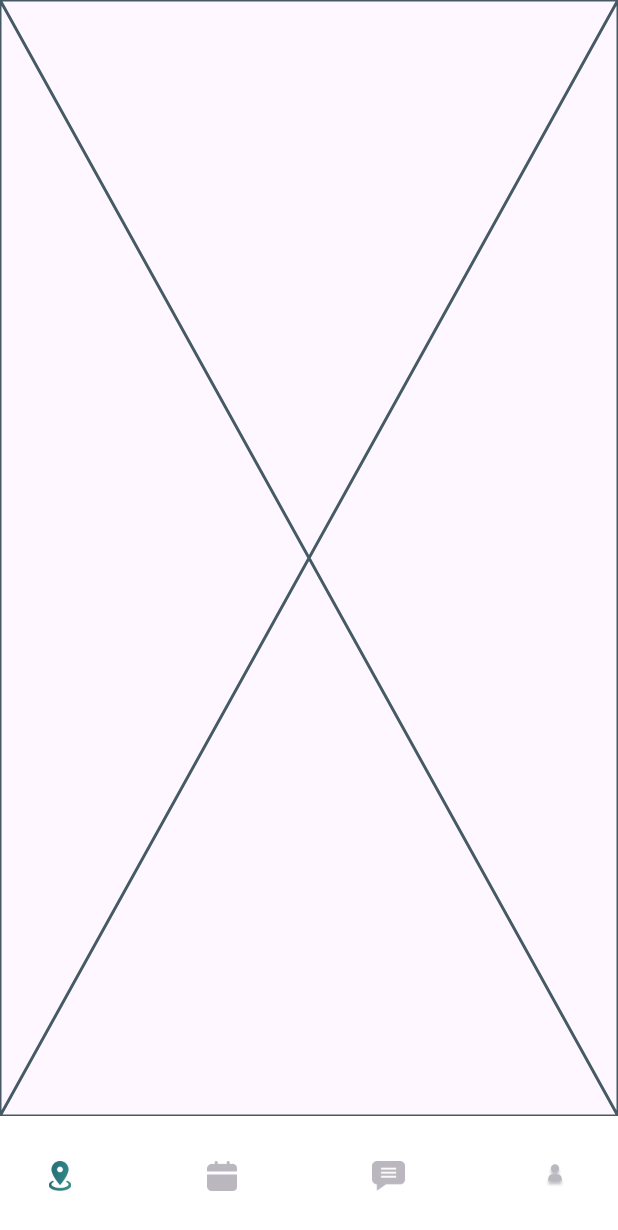
After one commit to fwdAndroid/irrish_driving, a Flutter app: the MainScreen screen opened directly, on a phone screen of 412 x 824 dp. The commit adds this screen. Shown: the top 1230 px of the screen. Run offline on Flutter 3.47's test engine with Material 2 defaults, Android fonts, the phone set to English and light mode, and no system bars; our stand-ins replace cloud_firestore, country_code_picker, firebase_auth, firebase_core, firebase_storage, form_field_validator and 4 more; accounts and stored records are empty.

Commit message:
Main Screen UI

```diff
--- /dev/null
+++ b/lib/screens/dashboard/home_page.dart
@@ -0,0 +1,16 @@
+import 'package:flutter/foundation.dart';
+import 'package:flutter/material.dart';
+
+class HomePage extends StatefulWidget {
+  const HomePage({super.key});
+
+  @override
+  State<HomePage> createState() => _HomePageState();
+}
+
+class _HomePageState extends State<HomePage> {
+  @override
+  Widget build(BuildContext context) {
+    return const Placeholder();
+  }
+}
--- a/lib/screens/main_screen.dart
+++ b/lib/screens/main_screen.dart
@@ -1,15 +1,134 @@
-import 'package:flutter/widgets.dart';
+import 'package:flutter/material.dart';
+import 'package:irrish_driving/screens/dashboard/booking_page.dart';
+import 'package:irrish_driving/screens/dashboard/home_page.dart';
+import 'package:irrish_driving/screens/dashboard/my_profile.dart';
+import 'package:irrish_driving/screens/dashboard/order_page.dart';
 
 class MainScreen extends StatefulWidget {
-  const MainScreen({super.key});
+  // MainScreen ({Key key}) : super(key: key);
 
   @override
-  State<MainScreen> createState() => _MainScreenState();
+  _MainScreenState createState() => _MainScreenState();
 }
 
 class _MainScreenState extends State<MainScreen> {
+  late Animation<double> fabAnimation;
+  late Animation<double> borderRadiusAnimation;
+  late CurvedAnimation fabCurve;
+  late CurvedAnimation borderRadiusCurve;
+
+  int currentTab = 0; // to keep track of active tab index
+  final List<Widget> screens = [
+    const HomePage(),
+  ]; // to store nested tabs
+  final PageStorageBucket bucket = PageStorageBucket();
+  Widget currentScreen = const HomePage(); // Our first view in viewport
+
   @override
   Widget build(BuildContext context) {
-    return const Placeholder();
+    return Scaffold(
+      body: PageStorage(
+        bucket: bucket,
+        child: currentScreen,
+      ),
+      bottomNavigationBar: BottomAppBar(
+        color: Colors.white,
+        child: SizedBox(
+          height: 40,
+          child: Row(
+            mainAxisAlignment: MainAxisAlignment.spaceBetween,
+            children: [
+              //Welcome
+              MaterialButton(
+                minWidth: 40,
+                onPressed: () {
+                  setState(() {
+                    currentScreen =
+                        const HomePage(); // if user taps on this dashboard tab will be active
+                    currentTab = 0;
+                  });
+                },
+                child: Column(
+                  mainAxisAlignment: MainAxisAlignment.center,
+                  children: <Widget>[
+                    Image.asset(
+                      currentTab == 0
+                          ? 'assets/locationcolor.png'
+                          : 'assets/location.png',
+                      height: 20,
+                    )
+                  ],
+                ),
+              ),
+
+              //Calender
+              MaterialButton(
+                minWidth: 40,
+                onPressed: () {
+                  setState(() {
+                    currentScreen =
+                        BookingPage(); // if user taps on this dashboard tab will be active
+
+                    currentTab = 1;
+                  });
+                },
+                child: Column(
+                  mainAxisAlignment: MainAxisAlignment.center,
+                  children: <Widget>[
+                    Image.asset(
+                      currentTab == 1
+                          ? 'assets/colors.png'
+                          : 'assets/calender.png',
+                      height: 20,
+                    )
+                  ],
+                ),
+              ),
+              //Chat
+              MaterialButton(
+                minWidth: 40,
+                onPressed: () {
+                  setState(() {
+                    currentScreen = const OrderPage();
+
+                    currentTab = 2;
+                  });
+                },
+                child: Column(
+                  mainAxisAlignment: MainAxisAlignment.center,
+                  children: <Widget>[
+                    Image.asset(
+                      currentTab == 2 ? 'assets/chats.png' : 'assets/chat1.png',
+                      height: 20,
+                    )
+                  ],
+                ),
+              ),
+              //Profile
+              MaterialButton(
+                minWidth: 40,
+                onPressed: () {
+                  setState(() {
+                    currentScreen = const MyProfile();
+                    currentTab = 3;
+                  });
+                },
+                child: Column(
+                  mainAxisAlignment: MainAxisAlignment.center,
+                  children: <Widget>[
+                    Image.asset(
+                      currentTab == 3
+                          ? 'assets/profilecolor.png'
+                          : 'assets/person.png',
+                      height: 20,
+                    )
+                  ],
+                ),
+              ),
+            ],
+          ),
+        ),
+      ),
+    );
   }
 }
```
Also changed, not shown: lib/screens/dashboard/booking_page.dart (added, +16 -0 lines), lib/screens/dashboard/my_profile.dart (added, +16 -0 lines), lib/screens/dashboard/order_page.dart (added, +16 -0 lines), assets/calender.png (added), assets/chat1.png (added), assets/chats.png (added), assets/colors.png (added), assets/location.png (added), assets/locationcolor.png (added), assets/person.png (added), assets/profilecolor.png (added).
